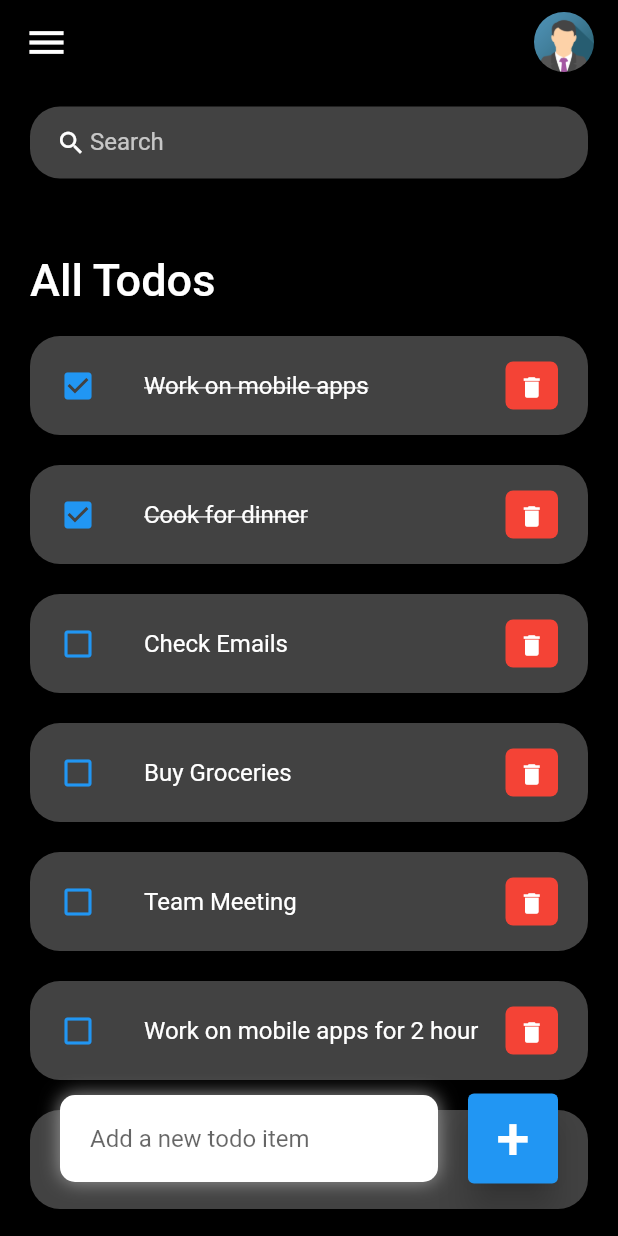
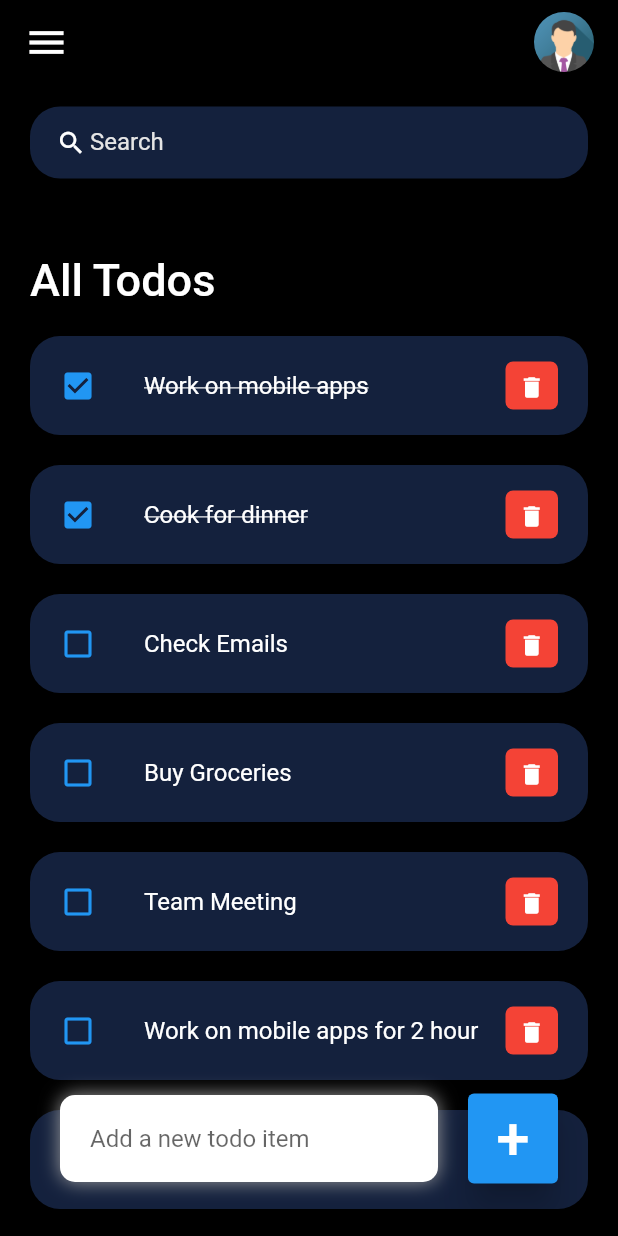
Before and after one commit to chrishadrian/prodify, a Flutter app: the screen it shows after launch, on a phone screen of 412 x 824 dp. Run offline on Flutter 3.47's test engine with Material 2 defaults, Android fonts, the phone set to English and light mode, and no system bars.

Commit message:
PROD-2: Added new colour

```diff
--- a/lib/constants/colors.dart
+++ b/lib/constants/colors.dart
@@ -1,6 +1,7 @@
 import 'package:flutter/material.dart';
 
 const Color backgroundPrimary = Colors.black;
-const Color backgroundSecondary = Color(0xFF424242);
+const Color backgroundSecondary = Color(0xFF14213D);
 const Color textPrimary = Colors.white;
-const Color textSecondary = Colors.white70;
+const Color textSecondary = Color(0xFFE5E5E5);
+const Color tertierColor = Color(0xFFFCA311);
```
